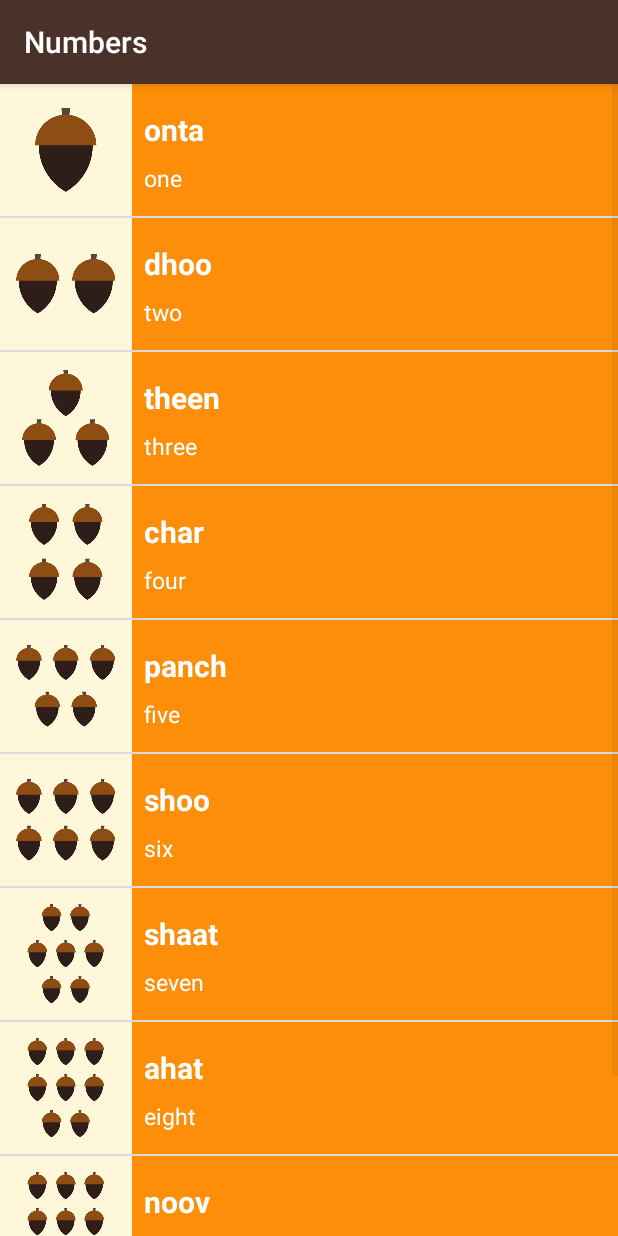
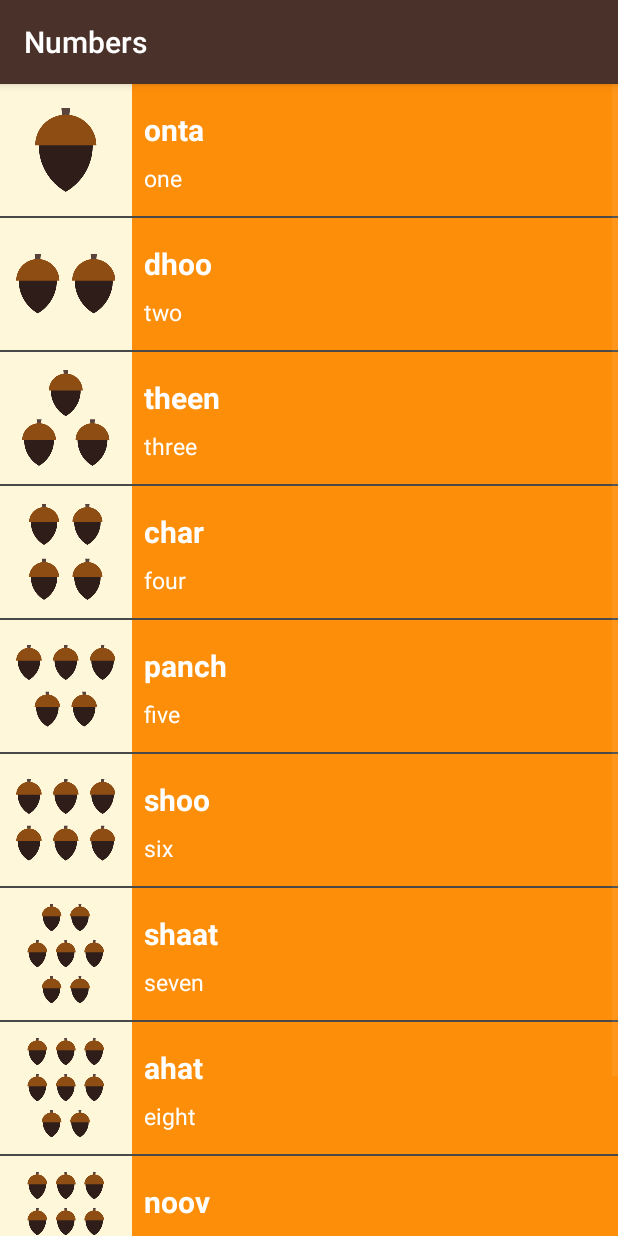
Before and after one commit to SridharCR/Learn-Sourastra, an Android app: the NumbersActivity screen opened directly, with no data from a screen before it, on a phone screen of 412 x 824 dp. Run offline under Robolectric (Android 15) with nearby library versions, the phone set to English and light mode, and no system bars.

Commit message:
second commit

```diff
--- a/app/src/main/res/values/styles.xml
+++ b/app/src/main/res/values/styles.xml
@@ -15,7 +15,7 @@
 <resources>
 
     <!-- Base application theme. -->
-    <style name="AppTheme" parent="Theme.AppCompat.Light.DarkActionBar">
+    <style name="AppTheme" parent="Base.Theme.AppCompat">
         <item name="colorPrimary">@color/primary_color</item>
         <item name="colorPrimaryDark">@color/primary_dark_color</item>
     </style>
```
